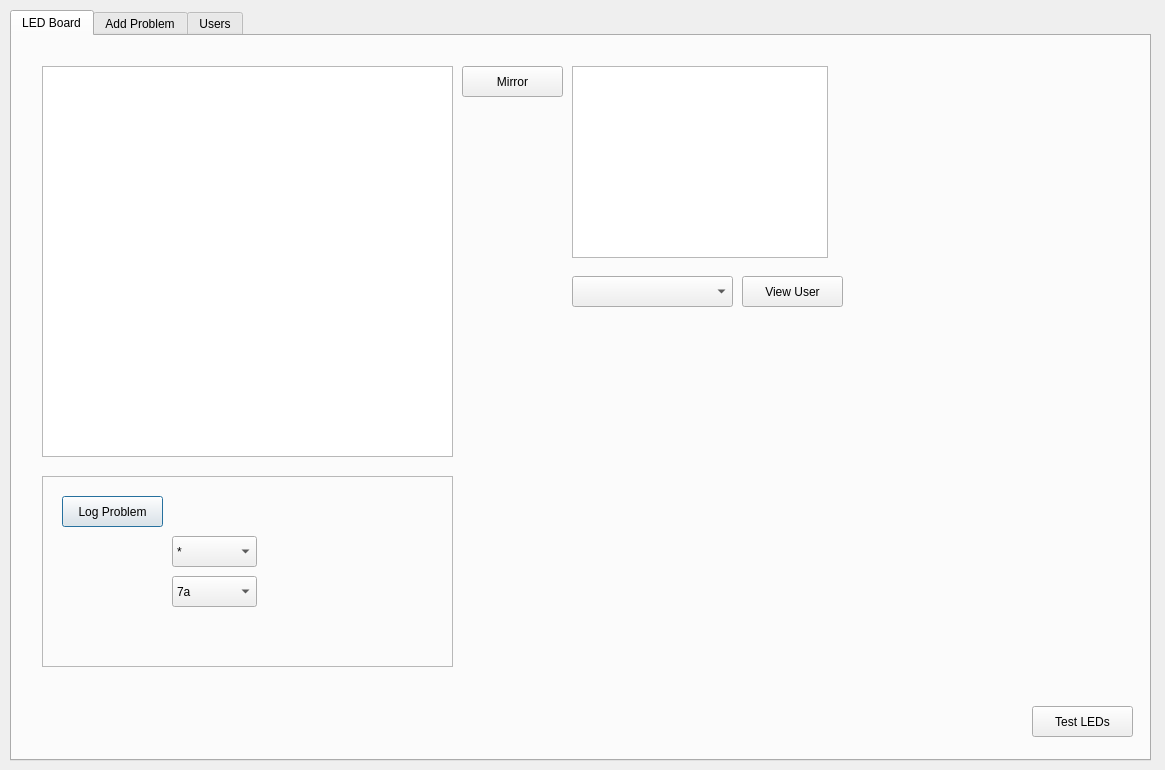
highrepute/LEDBoard, file DiscoBoard.ui: the form before one commit.
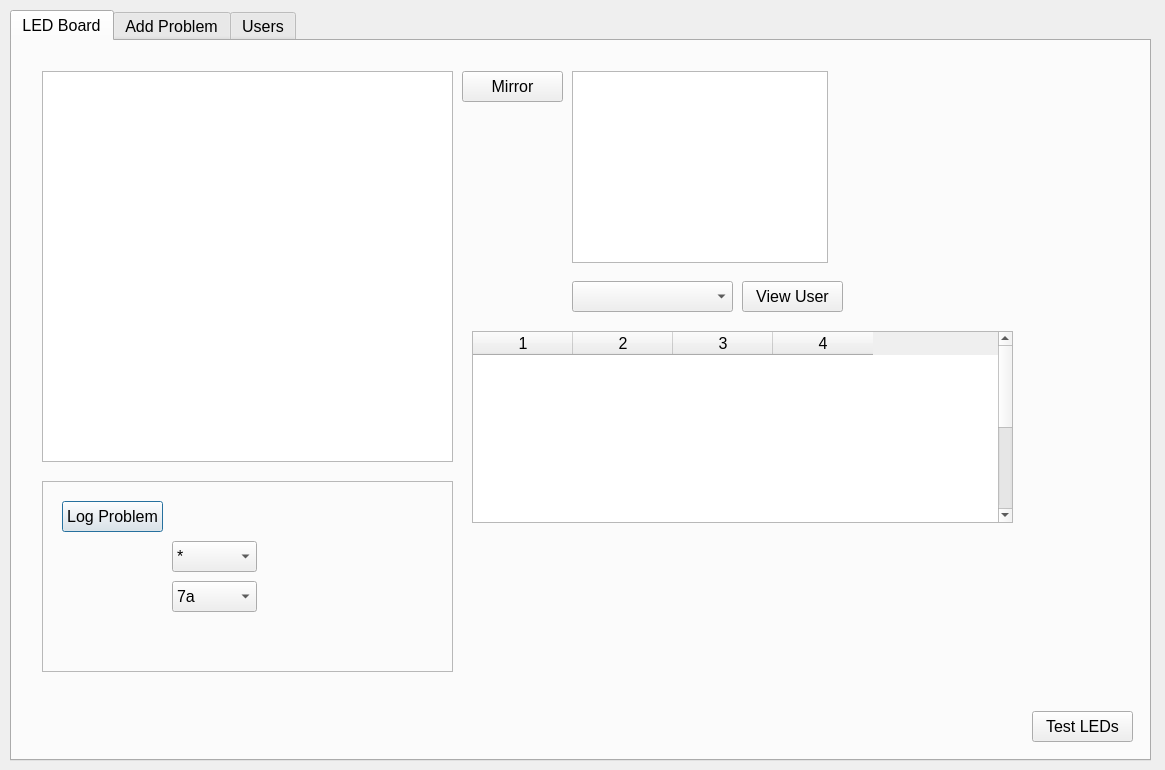
The form after the commit. The open tabs and pages were chosen to show the change.

Commit message: Changed problem list to a table

Diff of the .ui file:
```diff
--- a/DiscoBoard.ui
+++ b/DiscoBoard.ui
@@ -10,6 +10,11 @@
     <height>770</height>
    </rect>
   </property>
+  <property name="font">
+   <font>
+    <pointsize>12</pointsize>
+   </font>
+  </property>
   <property name="windowTitle">
    <string>Dialog</string>
   </property>
@@ -22,6 +27,11 @@
      <height>751</height>
     </rect>
    </property>
+   <property name="font">
+    <font>
+     <pointsize>12</pointsize>
+    </font>
+   </property>
    <property name="currentIndex">
     <number>1</number>
    </property>
@@ -38,6 +48,11 @@
        <height>391</height>
       </rect>
      </property>
+     <property name="font">
+      <font>
+       <pointsize>12</pointsize>
+      </font>
+     </property>
     </widget>
     <widget class="QFrame" name="frame">
      <property name="geometry">
@@ -48,6 +63,11 @@
        <height>191</height>
       </rect>
      </property>
+     <property name="font">
+      <font>
+       <pointsize>12</pointsize>
+      </font>
+     </property>
      <property name="frameShape">
       <enum>QFrame::StyledPanel</enum>
      </property>
@@ -63,6 +83,11 @@
         <height>31</height>
        </rect>
       </property>
+      <property name="font">
+       <font>
+        <pointsize>12</pointsize>
+       </font>
+      </property>
       <property name="text">
        <string>Log Problem</string>
       </property>
@@ -76,6 +101,11 @@
         <height>31</height>
        </rect>
       </property>
+      <property name="font">
+       <font>
+        <pointsize>12</pointsize>
+       </font>
+      </property>
       <item>
        <property name="text">
         <string>*</string>
@@ -101,6 +131,11 @@
         <height>31</height>
        </rect>
       </property>
+      <property name="font">
+       <font>
+        <pointsize>12</pointsize>
+       </font>
+      </property>
       <item>
        <property name="text">
         <string>7a</string>
@@ -147,6 +182,11 @@
        <height>31</height>
       </rect>
      </property>
+     <property name="font">
+      <font>
+       <pointsize>12</pointsize>
+      </font>
+     </property>
      <property name="text">
       <string>Mirror</string>
      </property>
@@ -160,6 +200,11 @@
        <height>192</height>
       </rect>
      </property>
+     <property name="font">
+      <font>
+       <pointsize>12</pointsize>
+      </font>
+     </property>
     </widget>
     <widget class="QComboBox" name="cbUsers">
      <property name="geometry">
@@ -170,6 +215,11 @@
        <height>31</height>
       </rect>
      </property>
+     <property name="font">
+      <font>
+       <pointsize>12</pointsize>
+      </font>
+     </property>
     </widget>
     <widget class="QPushButton" name="pbViewUsers">
      <property name="geometry">
@@ -180,6 +230,11 @@
        <height>31</height>
       </rect>
      </property>
+     <property name="font">
+      <font>
+       <pointsize>12</pointsize>
+      </font>
+     </property>
      <property name="text">
       <string>View User</string>
      </property>
@@ -193,10 +248,65 @@
        <height>31</height>
       </rect>
      </property>
+     <property name="font">
+      <font>
+       <pointsize>12</pointsize>
+      </font>
+     </property>
      <property name="text">
       <string>Test LEDs</string>
      </property>
     </widget>
+    <widget class="QTableWidget" name="tblProblems">
+     <property name="geometry">
+      <rect>
+       <x>460</x>
+       <y>290</y>
+       <width>541</width>
+       <height>192</height>
+      </rect>
+     </property>
+     <property name="font">
+      <font>
+       <pointsize>12</pointsize>
+      </font>
+     </property>
+     <property name="editTriggers">
+      <set>QAbstractItemView::DoubleClicked</set>
+     </property>
+     <property name="showGrid">
+      <bool>false</bool>
+     </property>
+     <property name="sortingEnabled">
+      <bool>false</bool>
+     </property>
+     <property name="rowCount">
+      <number>10</number>
+     </property>
+     <property name="columnCount">
+      <number>4</number>
+     </property>
+     <attribute name="horizontalHeaderVisible">
+      <bool>true</bool>
+     </attribute>
+     <attribute name="verticalHeaderVisible">
+      <bool>false</bool>
+     </attribute>
+     <row/>
+     <row/>
+     <row/>
+     <row/>
+     <row/>
+     <row/>
+     <row/>
+     <row/>
+     <row/>
+     <row/>
+     <column/>
+     <column/>
+     <column/>
+     <column/>
+    </widget>
    </widget>
    <widget class="QWidget" name="tab_2">
     <attribute name="title">
```
Left out of the diff: 2 changed lines with no effect on the pictures. The commit also changes 2 other files.
